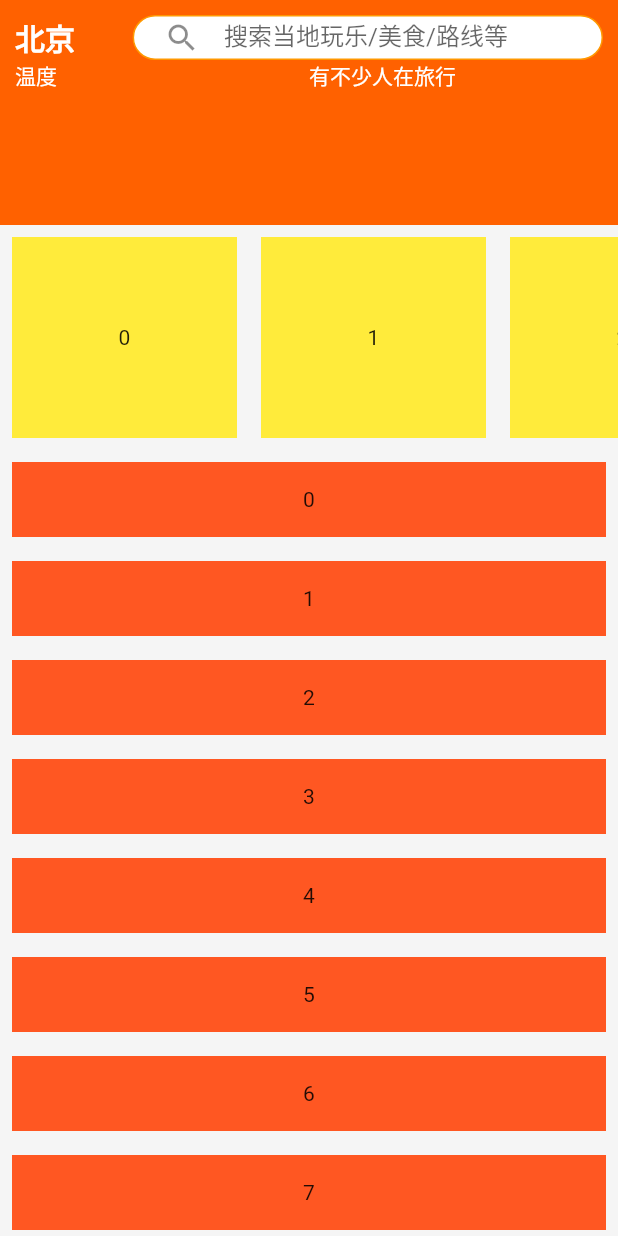
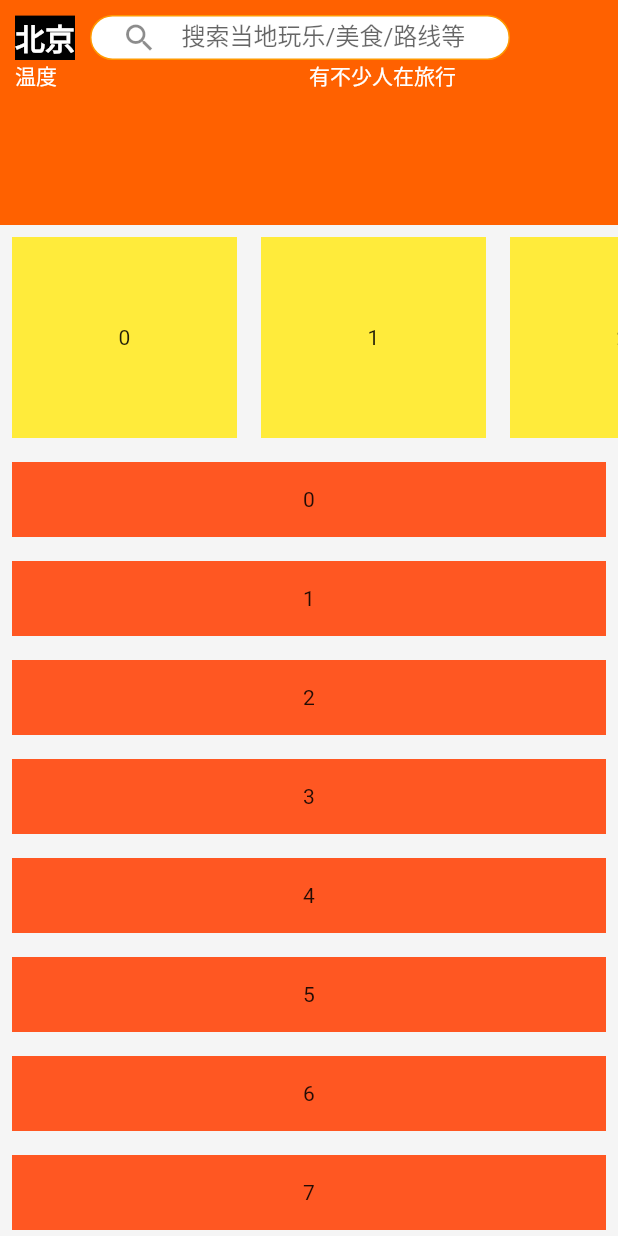
Before and after one commit to duanyikang/GuoForFlutter, a Flutter app: the StarDetailPage screen opened by its route, on a phone screen of 412 x 824 dp. Run offline on Flutter 3.47's test engine with Material 2 defaults, Android fonts, the light colour scheme and no system bars; our stand-ins replace flutter_swiper, rxdart, shared_preferences; accounts and stored records are empty; generated files the repository leaves out were written again; network calls fail.

Commit message:
添加动效

```diff
--- a/lib/widget/destinationSearchWidget.dart
+++ b/lib/widget/destinationSearchWidget.dart
@@ -36,10 +36,11 @@ class _DestinationSearchWidget extends State<DestinationSearchWidget> {
 
   @override
   Widget build(BuildContext context) {
+    print("我要的：${currentValue}");
     return Container(
         color: Colors.white,
         child: Container(
-          color: Color.fromARGB(255 - currentValue.toInt(), 255, 97, 0),
+          color: Color.fromARGB(255 - (currentValue*255).toInt(), 255, 97, 0),
           padding: EdgeInsets.fromLTRB(
               10, MediaQuery.of(context).padding.top + 10, 10, 0),
           child: Column(
@@ -48,20 +49,24 @@ class _DestinationSearchWidget extends State<DestinationSearchWidget> {
               Row(
                 crossAxisAlignment: CrossAxisAlignment.center,
                 children: <Widget>[
-                  Expanded(
+                  SizedBox(
+                    height: 30,
+                    width:  (1-currentValue)*50,
                     child: Text(
                       '北京',
                       style: TextStyle(
+                        backgroundColor: Colors.black,
                           color: Colors.white,
                           fontSize: 20,
                           fontWeight: FontWeight.bold),
                     ),
-                    flex: 1,
                   ),
-                  Expanded(
+                  SizedBox(
+                    height: 30,
+                    width: currentValue*50+280,
                     child: Container(
-                        height: 30,
                         decoration: new BoxDecoration(
+
                           border: Border.all(color: Colors.orange),
                           color: Colors.white,
                           borderRadius: BorderRadius.circular(30.0),
@@ -76,7 +81,6 @@ class _DestinationSearchWidget extends State<DestinationSearchWidget> {
                                   icon: Icon(Icons.search),
                                   labelText: '搜索当地玩乐/美食/路线等'),
                             ))),
-                    flex: 4,
                   )
                 ],
               ),
@@ -98,7 +102,7 @@ class _DestinationSearchWidget extends State<DestinationSearchWidget> {
 
   void _handleValueChanged() {
     setState(() {
-      currentValue = widget.data.value;
+      currentValue = widget.data.value / MAX;
     });
   }
 }
```
